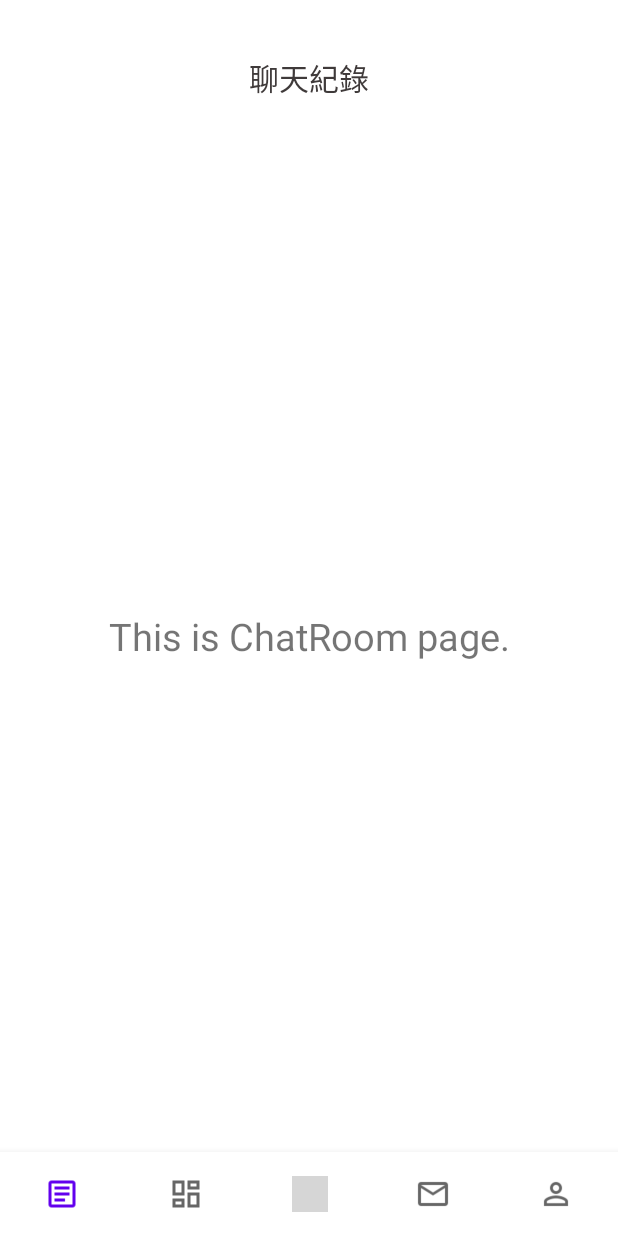
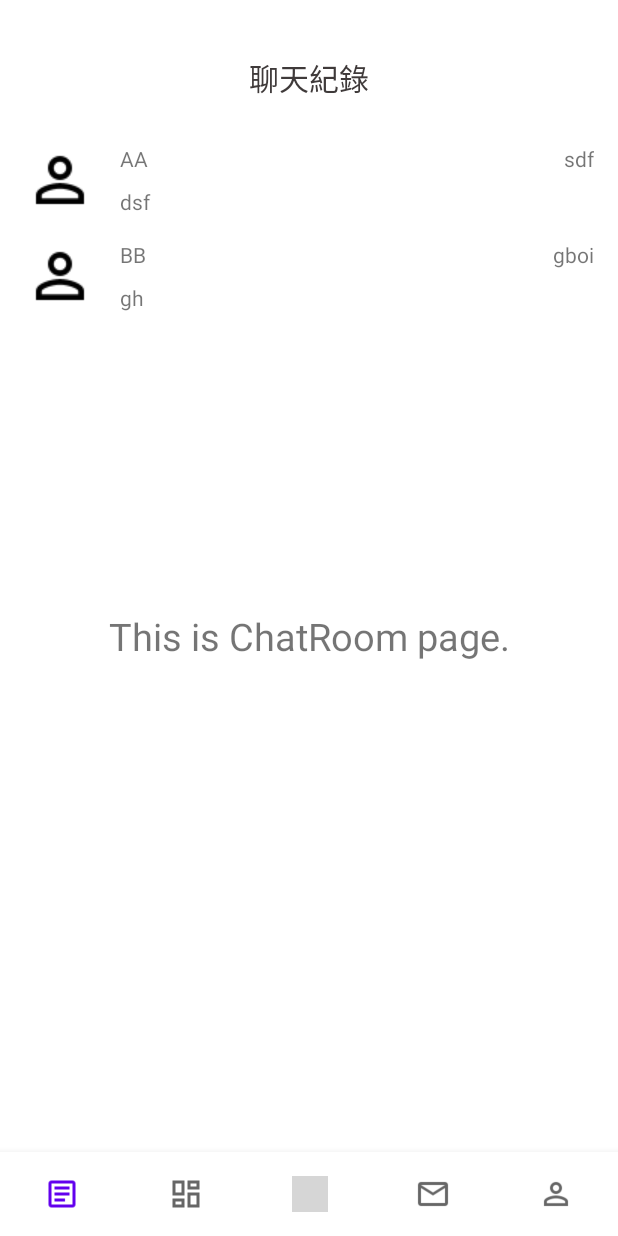
Before and after one commit to Andy177-Apps/KnowHow-Binding, an Android app: the ChatRoomFragment screen opened through its navigation route, on a phone screen of 412 x 824 dp. Run offline under Robolectric (Android 15) with nearby library versions, the phone set to English and light mode, and no system bars; our stand-ins replace data binding; 2 statements that could not run were skipped; grey boxes are pictures that could not be loaded.

Commit message:
Complete recyclerview of message.

```diff
--- a/app/src/main/java/com/wenbin/knowhowbinding/BindingAdapters.kt
+++ b/app/src/main/java/com/wenbin/knowhowbinding/BindingAdapters.kt
@@ -2,11 +2,19 @@ package com.wenbin.knowhowbinding
 
 import androidx.databinding.BindingAdapter
 import androidx.recyclerview.widget.RecyclerView
+import com.wenbin.knowhowbinding.chatroom.ChatRoomAdapter
 import com.wenbin.knowhowbinding.data.Article
+import com.wenbin.knowhowbinding.data.Message
 import com.wenbin.knowhowbinding.home.HomeAdapter
 
 @BindingAdapter("GetArticle")
-fun BindRecyclerView(recyclerView: RecyclerView, data : List<Article>?) {
+fun BindRecyclerViewWithArticle(recyclerView: RecyclerView, data : List<Article>?) {
     val adapter = recyclerView.adapter as HomeAdapter
     adapter.submitList(data)
 }
+
+@BindingAdapter("ShowMessage")
+fun BindRecyclerViewWithMessage(recyclerView: RecyclerView, data : List<Message>?) {
+    val adapter = recyclerView.adapter as ChatRoomAdapter
+    adapter.submitList(data)
+}
--- /dev/null
+++ b/app/src/main/java/com/wenbin/knowhowbinding/chatroom/ChatRoomAdapter.kt
@@ -0,0 +1,49 @@
+package com.wenbin.knowhowbinding.chatroom
+
+import android.view.LayoutInflater
+import android.view.ViewGroup
+import androidx.recyclerview.widget.DiffUtil
+import androidx.recyclerview.widget.ListAdapter
+import androidx.recyclerview.widget.RecyclerView
+import com.wenbin.knowhowbinding.data.Message
+import com.wenbin.knowhowbinding.databinding.ItemMessageBinding
+
+class ChatRoomAdapter : ListAdapter<Message,
+        ChatRoomAdapter.ViewHolder>(DiffCallback) {
+
+    class ViewHolder (
+        private var binding : ItemMessageBinding
+    ) : RecyclerView.ViewHolder(binding.root){
+        fun bind (item : Message) {
+            binding.message = item
+            binding.executePendingBindings()
+        }
+        companion object {
+            fun from(parent: ViewGroup) : ViewHolder {
+                val layoutInflater = LayoutInflater.from(parent.context)
+                val binding = ItemMessageBinding.inflate(layoutInflater,
+                    parent, false)
+                return ViewHolder(binding)
+            }
+        }
+    }
+
+    object DiffCallback : DiffUtil.ItemCallback<Message>() {
+        override fun areItemsTheSame(oldItem: Message, newItem: Message): Boolean {
+            return oldItem == newItem
+        }
+
+        override fun areContentsTheSame(oldItem: Message, newItem: Message): Boolean {
+            return oldItem == newItem
+        }
+    }
+
+    override fun onCreateViewHolder(parent: ViewGroup, viewType: Int): ViewHolder {
+        return ViewHolder.from(parent)
+    }
+
+    override fun onBindViewHolder(holder: ViewHolder, position: Int) {
+        holder.bind(getItem(position) as Message)
+    }
+
+}
--- a/app/src/main/java/com/wenbin/knowhowbinding/chatroom/ChatRoomFragment.kt
+++ b/app/src/main/java/com/wenbin/knowhowbinding/chatroom/ChatRoomFragment.kt
@@ -24,6 +24,9 @@ class ChatRoomFragment  : Fragment() {
         binding.lifecycleOwner = this
         binding.viewModel = viewModel
 
+        var adapter = ChatRoomAdapter()
+        binding.recyclerView.adapter = adapter
+
         if (activity is MainActivity) {
             (activity as MainActivity).resetToolBar("聊天紀錄")
         }
--- a/app/src/main/java/com/wenbin/knowhowbinding/chatroom/ChatRoomViewModel.kt
+++ b/app/src/main/java/com/wenbin/knowhowbinding/chatroom/ChatRoomViewModel.kt
@@ -1,6 +1,33 @@
 package com.wenbin.knowhowbinding.chatroom
 
+import android.util.Log
+import androidx.lifecycle.LiveData
+import androidx.lifecycle.MutableLiveData
 import androidx.lifecycle.ViewModel
+import com.wenbin.knowhowbinding.data.Message
+import com.wenbin.knowhowbinding.data.Words
 
 class ChatRoomViewModel : ViewModel() {
+    private val _messages = MutableLiveData<List<Message>>()
+
+    val messages: LiveData<List<Message>>
+        get() = _messages
+    private val words = listOf<Words>(Words("dsf","sdf"))
+
+    init {
+        createTestedData()
+    }
+
+    private fun createTestedData(){
+        var defaultData = mutableListOf<Message>()
+        defaultData.run {
+            add(Message("AA",words))
+            add(Message("BB", listOf(Words("gh","gboi"))))
+
+
+        }
+        Log.d("DefaultData", "Frist Data = $defaultData")
+        _messages.value = defaultData
+        Log.d("Wenbin", "_messages.value = $_messages.value")
+    }
 }
--- a/app/src/main/java/com/wenbin/knowhowbinding/data/Message.kt
+++ b/app/src/main/java/com/wenbin/knowhowbinding/data/Message.kt
@@ -6,14 +6,12 @@ import kotlinx.android.parcel.Parcelize
 
 @Parcelize
 data class Message(
-    val city: String,
-    val description: String,
+    @Json(name = "user_id") val userId : String,
     val words : List<Words>
 ) : Parcelable
 
 @Parcelize
 data class Words(
-    @Json(name = "user_id") val userId : String,
     val content: String,
     @Json(name = "created_time") val createdTime: String
 ) : Parcelable
--- a/app/src/main/res/layout/fragment_calendar.xml
+++ b/app/src/main/res/layout/fragment_calendar.xml
@@ -1,5 +1,6 @@
 <?xml version="1.0" encoding="utf-8"?>
-<layout xmlns:android="http://schemas.android.com/apk/res/android"
+<layout xmlns:tools="http://schemas.android.com/tools"
+    xmlns:android="http://schemas.android.com/apk/res/android"
     xmlns:app="http://schemas.android.com/apk/res-auto">
 
     <data>
@@ -22,5 +23,12 @@
             app:layout_constraintEnd_toEndOf="parent"
             app:layout_constraintTop_toTopOf="parent"
             app:layout_constraintBottom_toBottomOf="parent" />
+
+        <CalendarView
+            android:id="@+id/calendarView"
+            android:layout_width="match_parent"
+            android:layout_height="wrap_content"
+            app:layout_constraintTop_toTopOf="parent"
+            />
     </androidx.constraintlayout.widget.ConstraintLayout>
 </layout>
--- a/app/src/main/res/layout/fragment_chatroom.xml
+++ b/app/src/main/res/layout/fragment_chatroom.xml
@@ -22,5 +22,15 @@
         app:layout_constraintEnd_toEndOf="parent"
         app:layout_constraintTop_toTopOf="parent"
         app:layout_constraintBottom_toBottomOf="parent" />
+
+        <androidx.recyclerview.widget.RecyclerView
+            android:id="@+id/recyclerView"
+            android:layout_width="match_parent"
+            android:layout_height="0dp"
+            app:ShowMessage="@{viewModel.messages}"
+            app:layoutManager="androidx.recyclerview.widget.LinearLayoutManager"
+            app:layout_constraintTop_toTopOf="parent"
+            app:layout_constraintBottom_toBottomOf="parent"
+            />
     </androidx.constraintlayout.widget.ConstraintLayout>
 </layout>
--- a/app/src/main/res/layout/item_article.xml
+++ b/app/src/main/res/layout/item_article.xml
@@ -27,13 +27,13 @@
 
         <TextView
             android:id="@+id/textView_author_name"
-            android:layout_width="wrap_content"
-            android:layout_height="wrap_content"
+            android:layout_width="46dp"
+            android:layout_height="15dp"
+            android:layout_marginStart="16dp"
             android:hint="Wenbin"
             android:text="@{article.authorName}"
             app:layout_constraintBottom_toBottomOf="@+id/imageView_author_photo"
             app:layout_constraintStart_toEndOf="@id/imageView_author_photo"
-            android:layout_marginStart="16dp"
             app:layout_constraintTop_toTopOf="@+id/imageView_author_photo" />
 
         <TextView
--- /dev/null
+++ b/app/src/main/res/layout/item_message.xml
@@ -0,0 +1,58 @@
+<?xml version="1.0" encoding="utf-8"?>
+<layout xmlns:android="http://schemas.android.com/apk/res/android"
+    xmlns:app="http://schemas.android.com/apk/res-auto"
+    xmlns:tools="http://schemas.android.com/tools">
+
+    <data>
+        <variable
+            name="message"
+            type="com.wenbin.knowhowbinding.data.Message" />
+    </data>
+
+    <androidx.constraintlayout.widget.ConstraintLayout
+        android:layout_width="match_parent"
+        android:layout_height="wrap_content">
+
+        <ImageView
+            android:id="@+id/imageView_author_photo"
+            android:layout_width="wrap_content"
+            android:layout_height="wrap_content"
+            android:layout_marginTop="16dp"
+            app:layout_constraintTop_toTopOf="parent"
+            app:layout_goneMarginTop="16dp"
+            app:layout_constraintStart_toStartOf="parent"
+            android:layout_marginStart="16dp"
+            app:srcCompat="@drawable/outline_person_outline_black_24dp"
+            tools:layout_editor_absoluteX="8dp" />
+
+        <TextView
+            android:id="@+id/textView_author_name"
+            android:layout_width="46dp"
+            android:layout_height="15dp"
+            android:layout_marginStart="16dp"
+            android:hint="Wenbin"
+            android:text="@{message.userId}"
+            app:layout_constraintStart_toEndOf="@id/imageView_author_photo"
+            app:layout_constraintTop_toTopOf="@+id/imageView_author_photo" />
+
+        <TextView
+            android:id="@+id/textView_description"
+            android:layout_width="wrap_content"
+            android:layout_height="wrap_content"
+            android:hint="Hi Hi"
+            android:text="@{message.words[0].content}"
+            app:layout_constraintStart_toEndOf="@+id/textView_description_title"
+            app:layout_constraintBottom_toBottomOf="@id/imageView_author_photo"
+            app:layout_constraintStart_toStartOf="@id/textView_author_name" />
+
+        <TextView
+            android:id="@+id/textView2"
+            android:layout_width="wrap_content"
+            android:layout_height="wrap_content"
+            android:layout_marginEnd="16dp"
+            android:text="@{message.words[0].createdTime}"
+            app:layout_constraintEnd_toEndOf="parent"
+            app:layout_constraintTop_toTopOf="@+id/imageView_author_photo" />
+
+    </androidx.constraintlayout.widget.ConstraintLayout>
+</layout>
```
Lines whose indentation alone changed are shown as unchanged.
